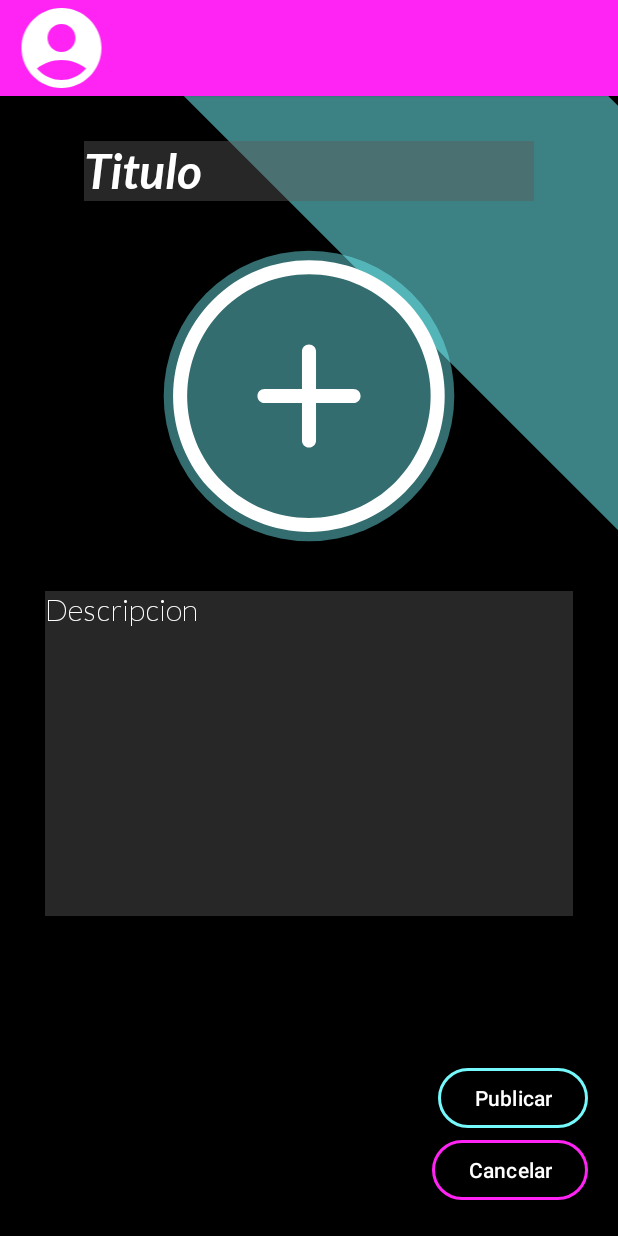
After one commit to valeriaZerain/LosZetaz, an Android app: the CreatePostActivity screen opened directly, with no data from a screen before it, on a phone screen of 412 x 824 dp. The commit adds this screen. Run offline under Robolectric (Android 15) with nearby library versions, the phone set to English and light mode, and no system bars.

Commit message:
Upload Image, Create Post and Update the layouts with the new post

```diff
--- a/app/src/main/java/com/progra/loszetaz/adapters/FeedPostClubAdapter.kt
+++ b/app/src/main/java/com/progra/loszetaz/adapters/FeedPostClubAdapter.kt
@@ -40,9 +40,10 @@ class FeedPostClubAdapter: RecyclerView.Adapter<FeedPostClubAdapter.FeedPostClub
                 fun binding(data: Post){
                     binding.titlePost.text = data.title
                     binding.datePost.text = data.date
-                    binding.imgPost.setImageResource(data.images[0])
                     binding.descriptionPost.text = data.description
+                    binding.imgPost.setImageBitmap(data.image)
                 }
+
             }
 
     fun addFeedPost(newPost: List<Post>){
--- a/app/src/main/java/com/progra/loszetaz/adapters/RecentPostClubAdapter.kt
+++ b/app/src/main/java/com/progra/loszetaz/adapters/RecentPostClubAdapter.kt
@@ -4,14 +4,11 @@ import android.content.Context
 import android.content.Intent
 import android.view.LayoutInflater
 import android.view.ViewGroup
-import androidx.core.content.ContextCompat.startActivity
 import androidx.recyclerview.widget.RecyclerView
 import com.progra.loszetaz.ClubProfileActivity
 import com.progra.loszetaz.ClubProfileActivity.Companion.CLUB_KEY
 import com.progra.loszetaz.dataBase.ClubDB
-import com.progra.loszetaz.dataBase.PostDB
 import com.progra.loszetaz.dataClases.Post
-import com.progra.loszetaz.databinding.ActivityHomeScreenBinding
 import com.progra.loszetaz.databinding.RecentPostClubItemBinding
 
 class RecentPostClubAdapter: RecyclerView.Adapter<RecentPostClubAdapter.RecentPostClubAdapterViewHolder>() {
@@ -47,7 +44,7 @@ class RecentPostClubAdapter: RecyclerView.Adapter<RecentPostClubAdapter.RecentPo
 
                 fun binding(data: Post){
                     binding.postTitle.text = data.title
-                    binding.postImage.setImageResource(data.images[0])
+                    binding.postImage.setImageBitmap(data.image)
                     binding.recentPostClubDescription.text = data.getMiniDescription()
                     binding.textShowMore.setOnClickListener {
                         val intent = Intent(context,ClubProfileActivity::class.java)
@@ -55,7 +52,6 @@ class RecentPostClubAdapter: RecyclerView.Adapter<RecentPostClubAdapter.RecentPo
                         context?.startActivity(intent)
                     }
                 }
-
             }
     fun addPost(newPosts: List<Post>){
         recentPostList.clear()
--- a/app/src/main/res/layout/activity_club_profile.xml
+++ b/app/src/main/res/layout/activity_club_profile.xml
@@ -24,6 +24,7 @@
             android:layout_weight="1"
             android:src="@drawable/user"/>
         <TextView
+            android:id="@+id/text_club_name_feed"
             android:layout_width="0dp"
             android:layout_height="match_parent"
             android:layout_weight="3"
--- /dev/null
+++ b/app/src/main/res/layout/activity_create_post.xml
@@ -0,0 +1,107 @@
+<?xml version="1.0" encoding="utf-8"?>
+<androidx.constraintlayout.widget.ConstraintLayout xmlns:android="http://schemas.android.com/apk/res/android"
+    xmlns:app="http://schemas.android.com/apk/res-auto"
+    xmlns:tools="http://schemas.android.com/tools"
+    android:layout_width="match_parent"
+    android:layout_height="match_parent"
+    tools:context=".CreatePostActivity"
+    android:background="@color/black">
+
+    <LinearLayout
+        android:id="@+id/top_menu_club"
+        android:layout_width="match_parent"
+        android:layout_height="64dp"
+        android:orientation="horizontal"
+        android:weightSum="5"
+        app:layout_constraintTop_toTopOf="parent"
+        app:layout_constraintLeft_toLeftOf="parent"
+        android:background="@color/fucsia"
+        android:elevation="1dp">
+        <ImageView
+            android:layout_width="0dp"
+            android:layout_height="match_parent"
+            android:layout_weight="1"
+            android:src="@drawable/user"/>
+        <TextView
+            android:id="@+id/text_club_name_feed"
+            android:layout_width="0dp"
+            android:layout_height="match_parent"
+            android:layout_weight="3"
+            android:theme="@style/TextViewHead"
+            android:gravity="center"/>
+    </LinearLayout>
+
+    <View
+        android:id="@+id/club_background"
+        android:layout_width="600sp"
+        android:layout_height="200sp"
+        android:background="#3C8183"
+        android:rotation="45"
+        app:layout_constraintTop_toTopOf="parent"
+        app:layout_constraintLeft_toLeftOf="parent"/>
+
+    <LinearLayout
+        android:layout_width="match_parent"
+        android:layout_height="wrap_content"
+        app:layout_constraintTop_toBottomOf="@id/top_menu_club"
+        android:gravity="center_horizontal"
+        android:elevation="2dp"
+        android:orientation="vertical">
+
+        <EditText
+            android:id="@+id/post_title"
+            android:layout_width="300dp"
+            android:layout_height="wrap_content"
+            android:hint="Titulo"
+            android:theme="@style/TextViewTitle"
+            android:background="@color/gray_transparent"
+            android:layout_margin="30dp"
+            android:textColorHint="@color/white"
+            android:textColor="@color/white"
+            android:maxLines="2"
+            />
+        <ImageView
+            android:id="@+id/uploaded_image"
+            android:layout_width="200dp"
+            android:layout_height="200dp"
+            android:src="@drawable/plus"
+            android:onClick="pickedPhoto"/>
+        <EditText
+            android:id="@+id/description_post"
+            android:layout_width="match_parent"
+            android:layout_height="wrap_content"
+            android:layout_margin="30dp"
+            android:hint="Descripcion"
+            android:background="@color/gray_transparent"
+            android:theme="@style/TextViewDescription"
+            android:minLines="9"
+            android:maxLines="9"
+            android:gravity="top"
+            android:textColorHint="@color/white"
+            android:textColor="@color/white"/>
+    </LinearLayout>
+    <LinearLayout
+        android:layout_width="match_parent"
+        android:layout_height="wrap_content"
+        app:layout_constraintBottom_toBottomOf="parent"
+        android:gravity="end"
+        android:orientation="vertical"
+        android:padding="20dp">
+        <Button
+            android:id="@+id/confirm_post_button"
+            android:layout_width="wrap_content"
+            android:layout_height="wrap_content"
+            android:text="Publicar"
+            android:theme="@style/PostButton"
+            android:backgroundTint="@color/black"
+            />
+        <Button
+            android:id="@+id/cancel_post_button"
+            android:layout_width="wrap_content"
+            android:layout_height="wrap_content"
+            android:text="Cancelar"
+            android:theme="@style/CancelButton"
+            android:backgroundTint="@color/black"
+            />
+    </LinearLayout>
+</androidx.constraintlayout.widget.ConstraintLayout>
--- a/app/src/main/res/values/colors.xml
+++ b/app/src/main/res/values/colors.xml
@@ -12,4 +12,5 @@
     <color name="dark_blue">#36286A</color>
     <color name="blue">#3575A9</color>
     <color name="turquoise_transparent">#7075F9FD</color>
+    <color name="gray_transparent">#705C5A5A</color>
 </resources>
--- a/app/src/main/res/values/themes.xml
+++ b/app/src/main/res/values/themes.xml
@@ -65,4 +65,15 @@
         <item name="android:textSize">24sp</item>
         <item name="fontFamily">@font/lato_bolditalic</item>
     </style>
+
+    <style name="PostButton">
+        <item name="strokeColor">@color/turquoise</item>
+        <item name="strokeWidth">2dp</item>
+        <item name="android:textColor">@color/white</item>
+    </style>
+    <style name="CancelButton">
+        <item name="strokeColor">@color/fucsia</item>
+        <item name="strokeWidth">2dp</item>
+        <item name="android:textColor">@color/white</item>
+    </style>
 </resources>
```
Also changed, not shown: app/src/main/AndroidManifest.xml (+12 -10 lines), app/src/main/java/com/progra/loszetaz/ClubProfileActivity.kt (+11 -2 lines), app/src/main/java/com/progra/loszetaz/CreatePostActivity.kt (added, +93 -0 lines), app/src/main/java/com/progra/loszetaz/HomeScreenActivity.kt (+7 -0 lines), app/src/main/java/com/progra/loszetaz/dataBase/PostDB.kt (+28 -18 lines), app/src/main/java/com/progra/loszetaz/dataClases/Post.kt (+6 -2 lines).
